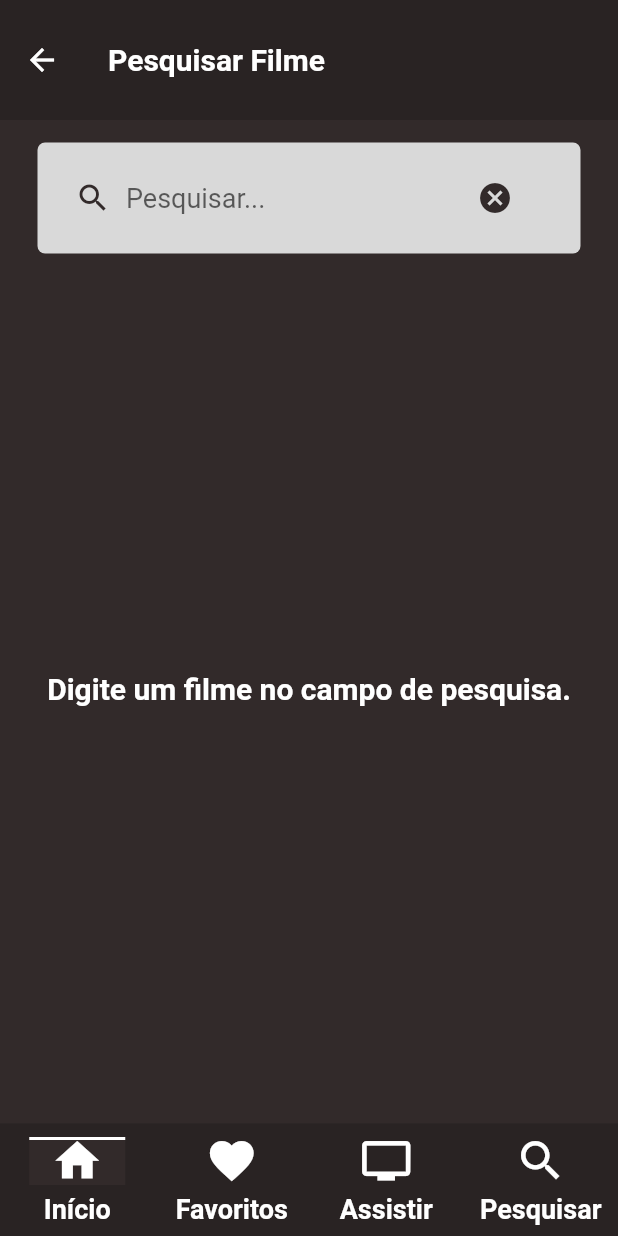
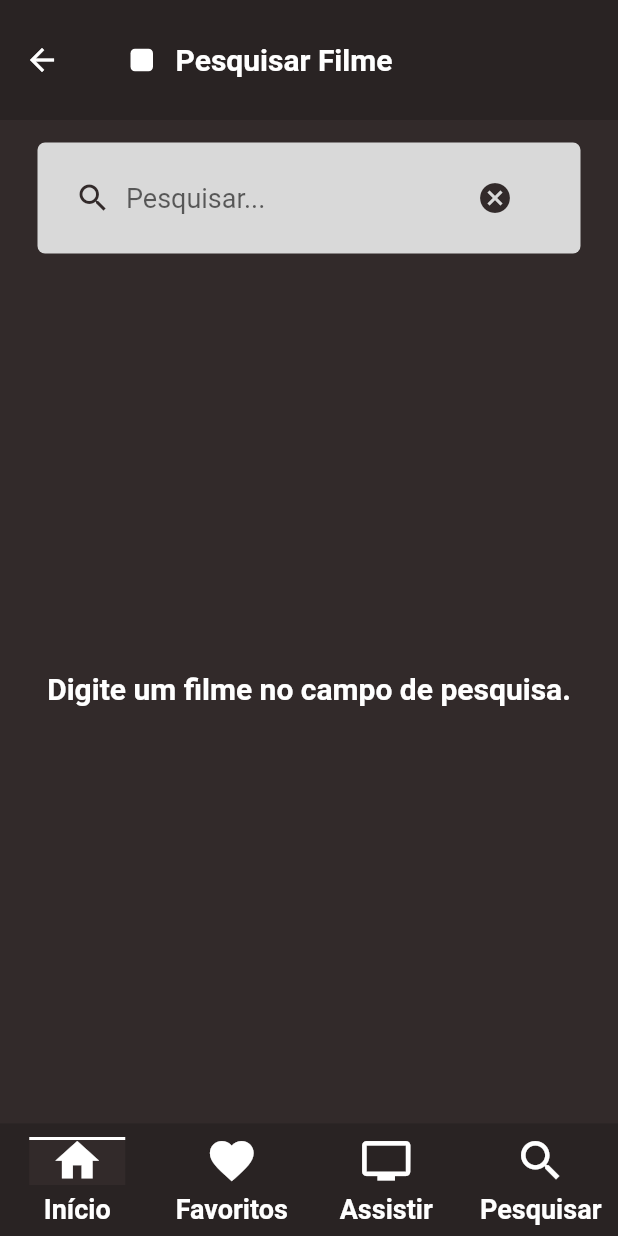
Before and after one commit to alexandrofuchs/fav_movies, a Flutter app: the SearchMoviePage screen opened by its route, on a phone screen of 412 x 824 dp. Run offline on Flutter 3.47's test engine with Material 3 defaults, Android fonts, the phone set to English and light mode, and no system bars; our stand-ins replace dio, equatable, flutter_animate, flutter_bloc, flutter_modular, sqflite and 1 more; missing offline and left inert: flutter_debouncer; accounts and stored records are empty; network calls fail.

Commit message:
fixed: [appbar title style]

```diff
--- a/lib/core/widgets/common/common_widgets.dart
+++ b/lib/core/widgets/common/common_widgets.dart
@@ -37,6 +37,15 @@ mixin CommonWidgets {
   Widget titleDot(String text, [bool lightDot = false]) => Row(
         crossAxisAlignment: CrossAxisAlignment.center,
         children: [
+          Container(
+            width: 15,
+            height: 15,
+            margin: const EdgeInsets.all(15),
+            decoration: BoxDecoration(
+              color: AppColors.secundaryColor,
+              borderRadius: BorderRadius.circular(3),
+            ),
+          ),
           Flexible(
               child: Text(
             text,
```
